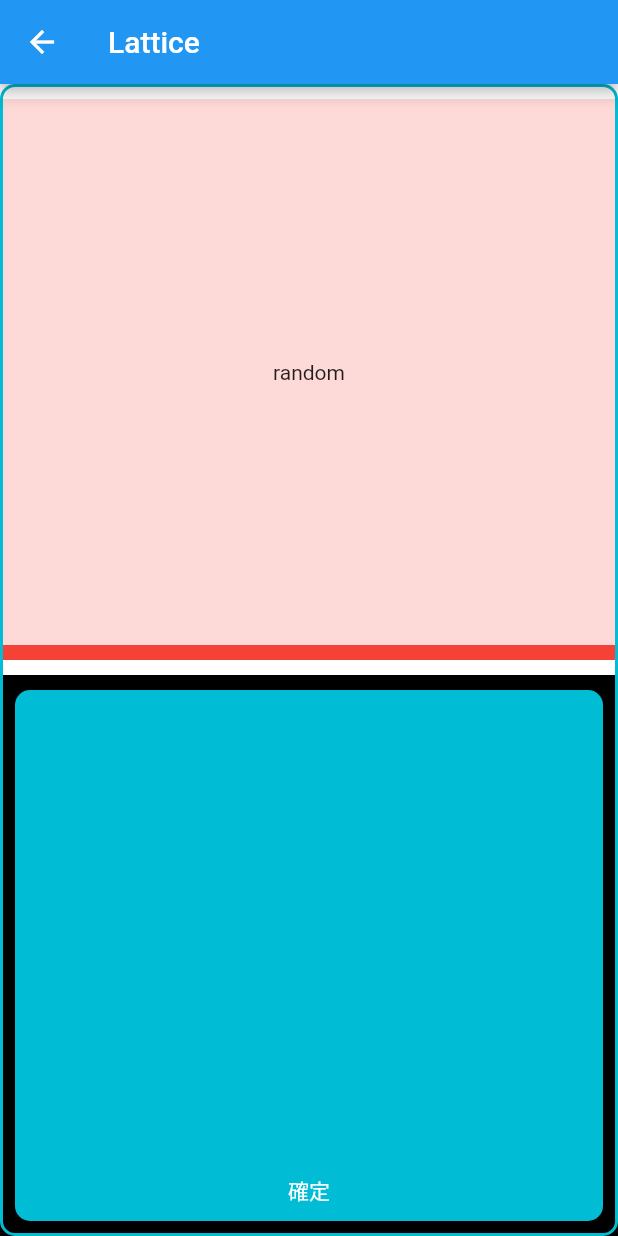
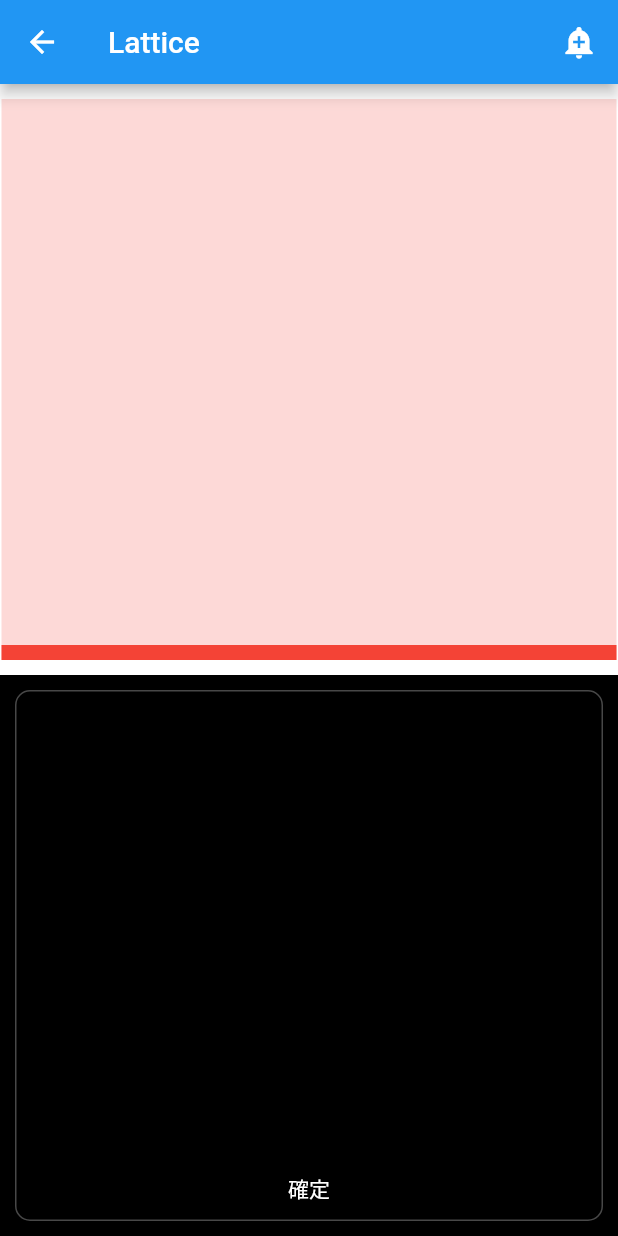
Before and after one commit to HaoliangHsiao/lattice, a Flutter app: the screen it shows after launch, after a tap on "BUILD", on a phone screen of 412 x 824 dp. Run offline on Flutter 3.47's test engine with Material 2 defaults, Android fonts, the light colour scheme and no system bars; our stand-ins replace flutter_bloc, freezed_annotation; generated files the repository leaves out were written again.

Commit message:
[Lattice] Implement lattice content data

```diff
--- /dev/null
+++ b/lattice_exam/lib/feature/lattice/domain/entities/lattice_content_data.dart
@@ -0,0 +1,16 @@
+import 'package:freezed_annotation/freezed_annotation.dart';
+
+import 'select_index.dart';
+
+part 'lattice_content_data.freezed.dart';
+
+@freezed
+abstract class LatticeContentData with _$LatticeContentData {
+  const factory LatticeContentData(
+      int column,
+      int row,
+      SelectIndex randomIndex,
+      bool enableAlert,
+      String alertText,
+  ) = _Data;
+}
--- a/lattice_exam/lib/feature/lattice/presentation/bloc/lattice_bloc.dart
+++ b/lattice_exam/lib/feature/lattice/presentation/bloc/lattice_bloc.dart
@@ -2,6 +2,7 @@ import 'dart:math';
 
 import 'package:flutter_bloc/flutter_bloc.dart';
 import 'package:freezed_annotation/freezed_annotation.dart';
+import 'package:lattice_exam/feature/lattice/domain/entities/lattice_content_data.dart';
 import 'package:lattice_exam/feature/lattice/domain/entities/select_index.dart';
 
 part 'lattice_bloc.freezed.dart';
@@ -12,28 +13,31 @@ part 'lattice_state.dart';
 
 class LatticeBloc extends Bloc<LatticeEvent, LatticeState> {
   LatticeBloc() : super(LatticeState.init());
-
-  SelectIndex _currentSelectIndex = SelectIndex(0, 0);
-  int _column;
-  int _row;
+  LatticeContentData _contentData = LatticeContentData(
+    1,
+    1,
+    SelectIndex(-1, -1),
+    false,
+    "",
+  );
 
   @override
   Stream<LatticeState> mapEventToState(LatticeEvent event) async* {
     yield* event.map(init: (event) {
       return handleInit(event.column, event.row);
     }, cleanRandom: (_) async* {
-      _currentSelectIndex = SelectIndex(-1, -1);
-      yield LatticeState.update(
-        _column,
-        _row,
-        randomIndex: _currentSelectIndex,
+      _contentData = _contentData.copyWith(
+        randomIndex: SelectIndex(-1, -1),
       );
-    });
+      yield LatticeState.update(_contentData);
+    }, alert: (_) async* {});
   }
 
   Stream<LatticeState> handleInit(int column, int row) async* {
-    _column = column;
-    _row = row;
-    yield LatticeState.update(_column, _row, randomIndex: _currentSelectIndex);
+    _contentData = _contentData.copyWith(
+      column: column,
+      row: row,
+    );
+    yield LatticeState.update(_contentData);
   }
 }
--- a/lattice_exam/lib/feature/lattice/presentation/bloc/lattice_event.dart
+++ b/lattice_exam/lib/feature/lattice/presentation/bloc/lattice_event.dart
@@ -7,4 +7,5 @@ part of 'lattice_bloc.dart';
 abstract class LatticeEvent with _$LatticeEvent{
   const factory LatticeEvent.init(int column, int row) = _Init;
   const factory LatticeEvent.cleanRandom() = _CleanRandom;
+  const factory LatticeEvent.alert(bool enable) = _Alert;
 }
--- a/lattice_exam/lib/feature/lattice/presentation/bloc/lattice_state.dart
+++ b/lattice_exam/lib/feature/lattice/presentation/bloc/lattice_state.dart
@@ -5,8 +5,6 @@ abstract class LatticeState with _$LatticeState {
   const factory LatticeState.init() = _InitState;
 
   const factory LatticeState.update(
-    int column,
-    int row, {
-    SelectIndex randomIndex,
-  }) = _Update;
+    LatticeContentData data,
+  ) = _Update;
 }
--- a/lattice_exam/lib/feature/lattice/presentation/pages/lattice_page.dart
+++ b/lattice_exam/lib/feature/lattice/presentation/pages/lattice_page.dart
@@ -30,9 +30,7 @@ class LatticePage extends StatelessWidget {
           return state.map(
             init: (_) => LatticeInitWidget(),
             update: (state) => LatticeContentWidget(
-              column: state.column,
-              row: state.row,
-              randomIndex: state.randomIndex,
+              data: state.data,
             ),
           );
         },
--- /dev/null
+++ b/lattice_exam/lib/feature/lattice/presentation/widgets/lattice_alert_action.dart
@@ -0,0 +1,26 @@
+import 'package:flutter/material.dart';
+
+class LatticeAlertAction extends StatelessWidget {
+  final bool enable;
+  final String text;
+
+  const LatticeAlertAction({
+    Key key,
+    this.enable,
+    this.text = "",
+  }) : super(key: key);
+
+  @override
+  Widget build(BuildContext context) {
+    return Container(
+      padding: EdgeInsets.symmetric(horizontal: 10),
+      child: Row(
+        children: [
+          Icon(Icons.add_alert),
+          SizedBox(width: 4,),
+          Text(text??""),
+        ],
+      ),
+    );
+  }
+}
--- a/lattice_exam/lib/feature/lattice/presentation/widgets/lattice_content_widget.dart
+++ b/lattice_exam/lib/feature/lattice/presentation/widgets/lattice_content_widget.dart
@@ -1,22 +1,20 @@
 import 'dart:math';
 
 import 'package:flutter/material.dart';
+import 'package:lattice_exam/feature/lattice/domain/entities/lattice_content_data.dart';
 import 'package:lattice_exam/feature/lattice/domain/entities/select_index.dart';
 
+import 'lattice_alert_action.dart';
 import 'lattice_col_widget.dart';
 
 class LatticeContentWidget extends StatelessWidget {
-  final int column;
-  final int row;
-  final SelectIndex randomIndex;
+  final LatticeContentData data;
 
   LatticeContentWidget({
     Key key,
-    this.column = 4,
-    this.row = 1,
-    this.randomIndex = const SelectIndex(-1, -1),
-  })  : assert(column > 0),
-        assert(row > 0),
+    this.data,
+  })  : assert(data.column > 0),
+        assert(data.row > 0),
         super(key: key);
 
   @override
@@ -24,9 +22,12 @@ class LatticeContentWidget extends StatelessWidget {
     return Scaffold(
       appBar: AppBar(
         title: Text("Lattice"),
+        actions: [
+          LatticeAlertAction(),
+        ],
       ),
       body: Row(
-        children: getContent(column, row),
+        children: getContent(data.column, data.row),
       ),
     );
   }
@@ -38,7 +39,7 @@ class LatticeContentWidget extends StatelessWidget {
         Expanded(
           child: LatticeColWidget(
             row: row,
-            randomIndex: (randomIndex.column == i) ? randomIndex.row : -1,
+            randomIndex: (data.randomIndex.column == i) ? data.randomIndex.row : -1,
           ),
         ),
       );
```
Also changed, not shown: lattice_exam/lib/feature/lattice/domain/entities/lattice_content_data.freezed.dart (added), lattice_exam/lib/feature/lattice/presentation/bloc/lattice_bloc.freezed.dart.
